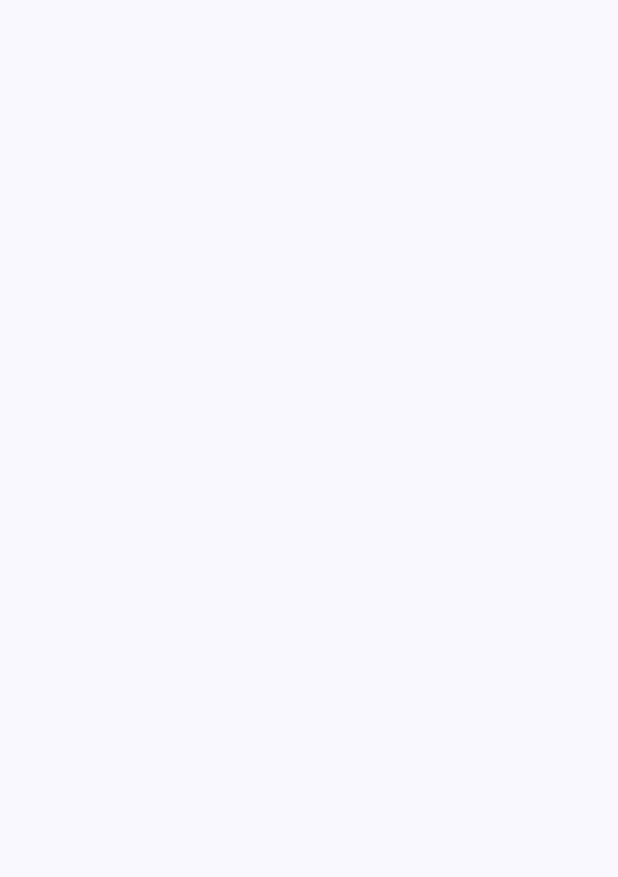
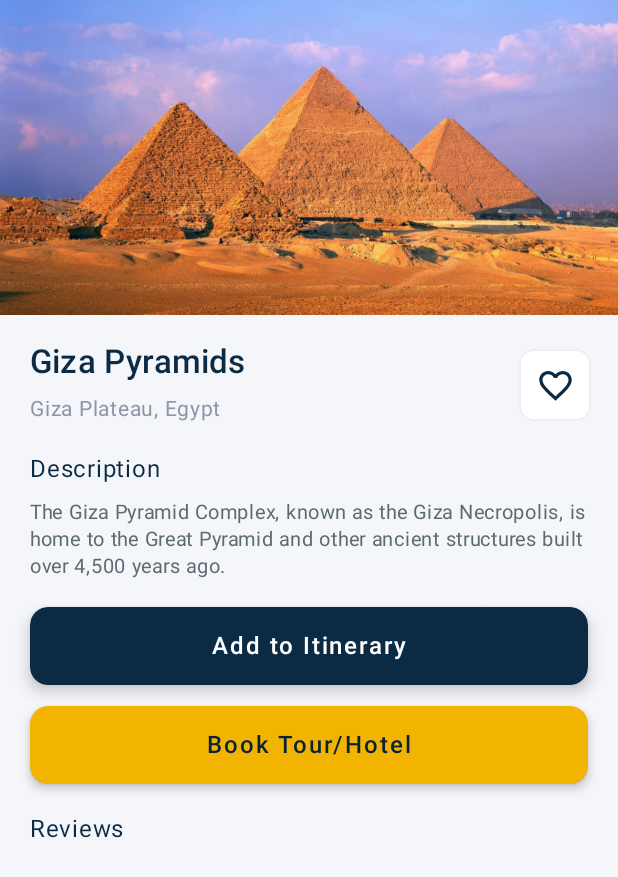
Before and after one commit to maryamasem/To-Egy-App, an Android app built with Jetpack Compose: the screen it shows after launch (MainActivity), on a phone screen of 412 x 824 dp. Before the commit the part shown is empty. Shown: the top 877 px of the screen. Run offline under Robolectric (Android 15) with nearby library versions, the phone set to English and light mode, and no system bars.

Commit message:
DetailScreen

```diff
--- a/app/build.gradle.kts
+++ b/app/build.gradle.kts
@@ -14,7 +14,6 @@ android {
         targetSdk = 36
         versionCode = 1
         versionName = "1.0"
-
         testInstrumentationRunner = "androidx.test.runner.AndroidJUnitRunner"
     }
 
@@ -27,27 +26,36 @@ android {
             )
         }
     }
+
     compileOptions {
         sourceCompatibility = JavaVersion.VERSION_11
         targetCompatibility = JavaVersion.VERSION_11
     }
+
     kotlinOptions {
         jvmTarget = "11"
     }
+
     buildFeatures {
         compose = true
+    }
+
+    composeOptions {
+        kotlinCompilerExtensionVersion = "1.5.4"
     }
 }
 
 dependencies {
-
     implementation(libs.androidx.core.ktx)
     implementation(libs.androidx.lifecycle.runtime.ktx)
     implementation(libs.androidx.activity.compose)
     implementation(platform(libs.androidx.compose.bom))
-    implementation(libs.androidx.ui)
-    implementation(libs.androidx.ui.graphics)
-    implementation(libs.androidx.ui.tooling.preview)
+    implementation("androidx.compose.ui:ui:1.5.4")
+    implementation("androidx.compose.ui:ui-tooling-preview:1.5.4")
+    implementation("androidx.compose.material:material:1.5.4")
+    implementation("androidx.compose.material:material-icons-extended:1.5.4")
+    implementation("androidx.compose.foundation:foundation:1.5.4")
+    implementation("androidx.compose.runtime:runtime-livedata:1.5.4")
     implementation(libs.androidx.material3)
     testImplementation(libs.junit)
     androidTestImplementation(libs.androidx.junit)
--- a/app/src/main/java/com/depi/toegy/MainActivity.kt
+++ b/app/src/main/java/com/depi/toegy/MainActivity.kt
@@ -3,24 +3,23 @@ package com.depi.toegy
 import android.os.Bundle
 import androidx.activity.ComponentActivity
 import androidx.activity.compose.setContent
-import androidx.activity.enableEdgeToEdge
 import androidx.compose.foundation.layout.fillMaxSize
-import androidx.compose.foundation.layout.padding
-import androidx.compose.material3.Scaffold
-import androidx.compose.material3.Text
-import androidx.compose.runtime.Composable
+import androidx.compose.material.Surface
 import androidx.compose.ui.Modifier
-import androidx.compose.ui.tooling.preview.Preview
+import com.depi.toegy.screens.TravelDetailScreen
+import com.depi.toegy.ui.theme.LightBackground
 import com.depi.toegy.ui.theme.ToEgyTheme
 
 class MainActivity : ComponentActivity() {
     override fun onCreate(savedInstanceState: Bundle?) {
         super.onCreate(savedInstanceState)
-        enableEdgeToEdge()
         setContent {
             ToEgyTheme {
-                Scaffold(modifier = Modifier.fillMaxSize()) { innerPadding ->
-
+                Surface(
+                    modifier = Modifier.fillMaxSize(),
+                    color = LightBackground
+                ) {
+                    TravelDetailScreen()
                 }
             }
         }
--- a/app/src/main/java/com/depi/toegy/ui/theme/Color.kt
+++ b/app/src/main/java/com/depi/toegy/ui/theme/Color.kt
@@ -2,18 +2,10 @@ package com.depi.toegy.ui.theme
 
 import androidx.compose.ui.graphics.Color
 
-val Purple80 = Color(0xFFD0BCFF)
-val PurpleGrey80 = Color(0xFFCCC2DC)
-val Pink80 = Color(0xFFEFB8C8)
-
-val Purple40 = Color(0xFF6650a4)
-val PurpleGrey40 = Color(0xFF625b71)
-val Pink40 = Color(0xFF7D5260)
-
-val NavyBlue = Color(0xFF002B5B)
-
-val Yellow = Color(0xFFFFD200)
-
-val BackgroundWhite = Color(0xFFFFFFFF)
-
-val TextBlack = Color(0xFF333333)
+val Navy = Color(0xFF0B2A44)
+val NavyDark = Color(0xFF082238)
+val AccentYellow = Color(0xFFF2B400)
+val LightBackground = Color(0xFFF5F6F9)
+val CardWhite = Color(0xFFFFFFFF)
+val SubtleGray = Color(0xFF8A97A6)
+val BodyGray = Color(0xFF5C6B73)
--- /dev/null
+++ b/app/src/main/java/com/depi/toegy/ui/theme/Screens/DetailScreen.kt
@@ -0,0 +1,143 @@
+package com.depi.toegy.screens
+
+import androidx.compose.foundation.Image
+import androidx.compose.foundation.background
+import androidx.compose.foundation.border
+import androidx.compose.foundation.layout.*
+import androidx.compose.foundation.shape.RoundedCornerShape
+import androidx.compose.material.*
+import androidx.compose.material.icons.Icons
+import androidx.compose.material.icons.filled.Favorite
+import androidx.compose.material.icons.outlined.FavoriteBorder
+import androidx.compose.runtime.*
+import androidx.compose.ui.Alignment
+import androidx.compose.ui.Modifier
+import androidx.compose.ui.draw.clip
+import androidx.compose.ui.draw.shadow
+import androidx.compose.ui.graphics.Color
+import androidx.compose.ui.layout.ContentScale
+import androidx.compose.ui.res.painterResource
+import androidx.compose.ui.unit.Dp
+import androidx.compose.ui.unit.dp
+import androidx.compose.ui.unit.sp
+import com.depi.toegy.R
+import com.depi.toegy.ui.theme.*
+
+@Composable
+fun TravelDetailScreen() {
+    val navy = Navy
+    val accentYellow = AccentYellow
+    val lightGrayText = SubtleGray
+
+    Column(
+        modifier = Modifier
+            .fillMaxSize()
+            .background(LightBackground)
+    ) {
+        Box(
+            modifier = Modifier
+                .height(210.dp)
+                .fillMaxWidth()
+        ) {
+            Image(
+                painter = painterResource(id = R.drawable.giza),
+                contentDescription = "Giza",
+                contentScale = ContentScale.Crop,
+                modifier = Modifier.fillMaxSize()
+            )
+        }
+
+        Column(
+            modifier = Modifier
+                .fillMaxSize()
+                .padding(horizontal = 20.dp, vertical = 18.dp)
+        ) {
+            Row(
+                verticalAlignment = Alignment.CenterVertically,
+                modifier = Modifier.fillMaxWidth()
+            ) {
+                Column(modifier = Modifier.weight(1f)) {
+                    Text(
+                        text = "Giza Pyramids",
+                        fontSize = 22.sp,
+                        color = navy,
+                        style = MaterialTheme.typography.h6
+                    )
+                    Spacer(modifier = Modifier.height(6.dp))
+                    Text(
+                        text = "Giza Plateau, Egypt",
+                        fontSize = 14.sp,
+                        color = lightGrayText
+                    )
+                }
+                FavoriteToggle(iconSize = 26.dp, navy = navy)
+            }
+
+            Spacer(modifier = Modifier.height(16.dp))
+
+            Text(text = "Description", fontSize = 16.sp, color = navy)
+            Spacer(modifier = Modifier.height(8.dp))
+            Text(
+                text = "The Giza Pyramid Complex, known as the Giza Necropolis, is home to the Great Pyramid and other ancient structures built over 4,500 years ago.",
+                fontSize = 13.sp,
+                color = BodyGray,
+                lineHeight = 18.sp
+            )
+
+            Spacer(modifier = Modifier.height(18.dp))
+
+            Column(
+                modifier = Modifier.fillMaxWidth(),
+                horizontalAlignment = Alignment.CenterHorizontally
+            ) {
+                Button(
+                    onClick = {},
+                    modifier = Modifier
+                        .fillMaxWidth()
+                        .height(52.dp)
+                        .shadow(elevation = 6.dp, shape = RoundedCornerShape(12.dp)),
+                    shape = RoundedCornerShape(12.dp),
+                    colors = ButtonDefaults.buttonColors(backgroundColor = navy)
+                ) {
+                    Text(text = "Add to Itinerary", color = Color.White, fontSize = 16.sp)
+                }
+
+                Spacer(modifier = Modifier.height(14.dp))
+
+                Button(
+                    onClick = {},
+                    modifier = Modifier
+                        .fillMaxWidth()
+                        .height(52.dp)
+                        .shadow(elevation = 4.dp, shape = RoundedCornerShape(12.dp)),
+                    shape = RoundedCornerShape(12.dp),
+                    colors = ButtonDefaults.buttonColors(backgroundColor = accentYellow)
+                ) {
+                    Text(text = "Book Tour/Hotel", color = NavyDark, fontSize = 16.sp)
+                }
+            }
+
+            Spacer(modifier = Modifier.height(18.dp))
+            Text(text = "Reviews", fontSize = 16.sp, color = navy)
+        }
+    }
+}
+
+@Composable
+fun FavoriteToggle(iconSize: Dp, navy: Color) {
+    var liked by remember { mutableStateOf(false) }
+
+    IconButton(
+        onClick = { liked = !liked },
+        modifier = Modifier
+            .size(44.dp)
+            .background(CardWhite, shape = RoundedCornerShape(10.dp))
+            .border(1.dp, Color(0xFFEDEFF2), shape = RoundedCornerShape(10.dp))
+    ) {
+        if (liked) {
+            Icon(Icons.Filled.Favorite, contentDescription = "liked", tint = Color.Red, modifier = Modifier.size(iconSize))
+        } else {
+            Icon(Icons.Outlined.FavoriteBorder, contentDescription = "not liked", tint = navy, modifier = Modifier.size(iconSize))
+        }
+    }
+}
--- a/app/src/main/java/com/depi/toegy/ui/theme/Theme.kt
+++ b/app/src/main/java/com/depi/toegy/ui/theme/Theme.kt
@@ -1,58 +1,22 @@
 package com.depi.toegy.ui.theme
 
-import android.app.Activity
-import android.os.Build
-import androidx.compose.foundation.isSystemInDarkTheme
-import androidx.compose.material3.MaterialTheme
-import androidx.compose.material3.darkColorScheme
-import androidx.compose.material3.dynamicDarkColorScheme
-import androidx.compose.material3.dynamicLightColorScheme
-import androidx.compose.material3.lightColorScheme
+import androidx.compose.material.MaterialTheme
+import androidx.compose.material.lightColors
 import androidx.compose.runtime.Composable
-import androidx.compose.ui.platform.LocalContext
 
-private val DarkColorScheme = darkColorScheme(
-    primary = Purple80,
-    secondary = PurpleGrey80,
-    tertiary = Pink80
-)
-
-private val LightColorScheme = lightColorScheme(
-    primary = Purple40,
-    secondary = PurpleGrey40,
-    tertiary = Pink40
-
-    /* Other default colors to override
-    background = Color(0xFFFFFBFE),
-    surface = Color(0xFFFFFBFE),
-    onPrimary = Color.White,
-    onSecondary = Color.White,
-    onTertiary = Color.White,
-    onBackground = Color(0xFF1C1B1F),
-    onSurface = Color(0xFF1C1B1F),
-    */
+private val LightColors = lightColors(
+    primary = Navy,
+    secondary = AccentYellow,
+    background = LightBackground,
+    surface = CardWhite
 )
 
 @Composable
-fun ToEgyTheme(
-    darkTheme: Boolean = isSystemInDarkTheme(),
-    // Dynamic color is available on Android 12+
-    dynamicColor: Boolean = true,
-    content: @Composable () -> Unit
-) {
-    val colorScheme = when {
-        dynamicColor && Build.VERSION.SDK_INT >= Build.VERSION_CODES.S -> {
-            val context = LocalContext.current
-            if (darkTheme) dynamicDarkColorScheme(context) else dynamicLightColorScheme(context)
-        }
-
-        darkTheme -> DarkColorScheme
-        else -> LightColorScheme
-    }
-
+fun ToEgyTheme(content: @Composable () -> Unit) {
     MaterialTheme(
-        colorScheme = colorScheme,
-        typography = Typography,
+        colors = LightColors,
+        typography = MaterialTheme.typography,
+        shapes = MaterialTheme.shapes,
         content = content
     )
 }
```
Also changed, not shown: app/src/main/res/drawable/giza.png (added).
